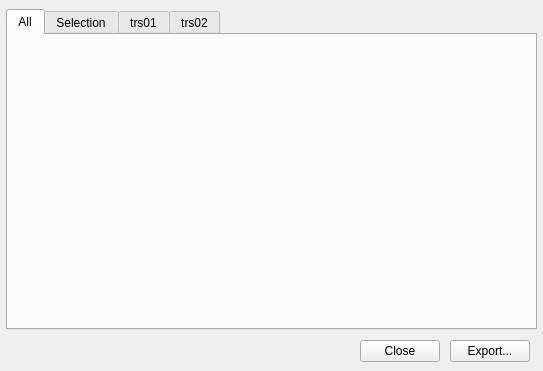
eustaceb/conversational-audio-browser, file statistics.ui: the form before one commit.
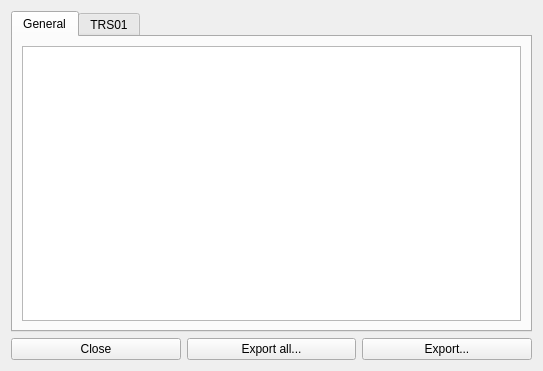
The form after the commit.

Commit message: Basic statistics are now being shown in the stats window.

The edit to the form file:
```diff
--- a/statistics.ui
+++ b/statistics.ui
@@ -13,65 +13,51 @@
   <property name="windowTitle">
    <string>Statistics</string>
   </property>
+  <layout class="QGridLayout" name="gridLayout">
+   <item row="0" column="0" colspan="3">
   <widget class="QTabWidget" name="tabWidget">
-   <property name="geometry">
-    <rect>
-     <x>6</x>
-     <y>9</y>
-     <width>531</width>
-     <height>321</height>
-    </rect>
-   </property>
    <property name="currentIndex">
     <number>0</number>
    </property>
    <widget class="QWidget" name="tab_2">
     <attribute name="title">
-     <string>All</string>
-    </attribute>
-   </widget>
-   <widget class="QWidget" name="tab">
+       <string>General</string>
+      </attribute>
+      <layout class="QGridLayout" name="gridLayout_2">
+       <item row="0" column="0">
+        <widget class="QTableView" name="generalTableView"/>
+       </item>
+      </layout>
+     </widget>
+     <widget class="QWidget" name="trs01Tab">
     <attribute name="title">
-     <string>Selection</string>
-    </attribute>
-   </widget>
-   <widget class="QWidget" name="tab_3">
-    <attribute name="title">
-     <string>trs01</string>
-    </attribute>
-   </widget>
-   <widget class="QWidget" name="tab_4">
-    <attribute name="title">
-     <string>trs02</string>
-    </attribute>
-   </widget>
-  </widget>
-  <widget class="QPushButton" name="pushButton">
-   <property name="geometry">
-    <rect>
-     <x>450</x>
-     <y>340</y>
-     <width>80</width>
-     <height>22</height>
-    </rect>
-   </property>
-   <property name="text">
-    <string>Export...</string>
-   </property>
-  </widget>
+       <string>TRS01</string>
+      </attribute>
+     </widget>
+    </widget>
+   </item>
+   <item row="1" column="0">
   <widget class="QPushButton" name="pushButton_2">
-   <property name="geometry">
-    <rect>
-     <x>360</x>
-     <y>340</y>
-     <width>80</width>
-     <height>22</height>
-    </rect>
-   </property>
    <property name="text">
     <string>Close</string>
    </property>
   </widget>
+   </item>
+   <item row="1" column="2">
+    <widget class="QPushButton" name="pushButton">
+     <property name="text">
+      <string>Export...</string>
+     </property>
+    </widget>
+   </item>
+   <item row="1" column="1">
+    <widget class="QPushButton" name="pushButton_3">
+     <property name="text">
+      <string>Export all...</string>
+     </property>
+    </widget>
+   </item>
+  </layout>
  </widget>
  <resources/>
  <connections/>
```
Left out of the diff: 2 changed lines with no effect on the pictures. Lines whose indentation alone changed are shown as unchanged. The commit also changes 12 other files.
